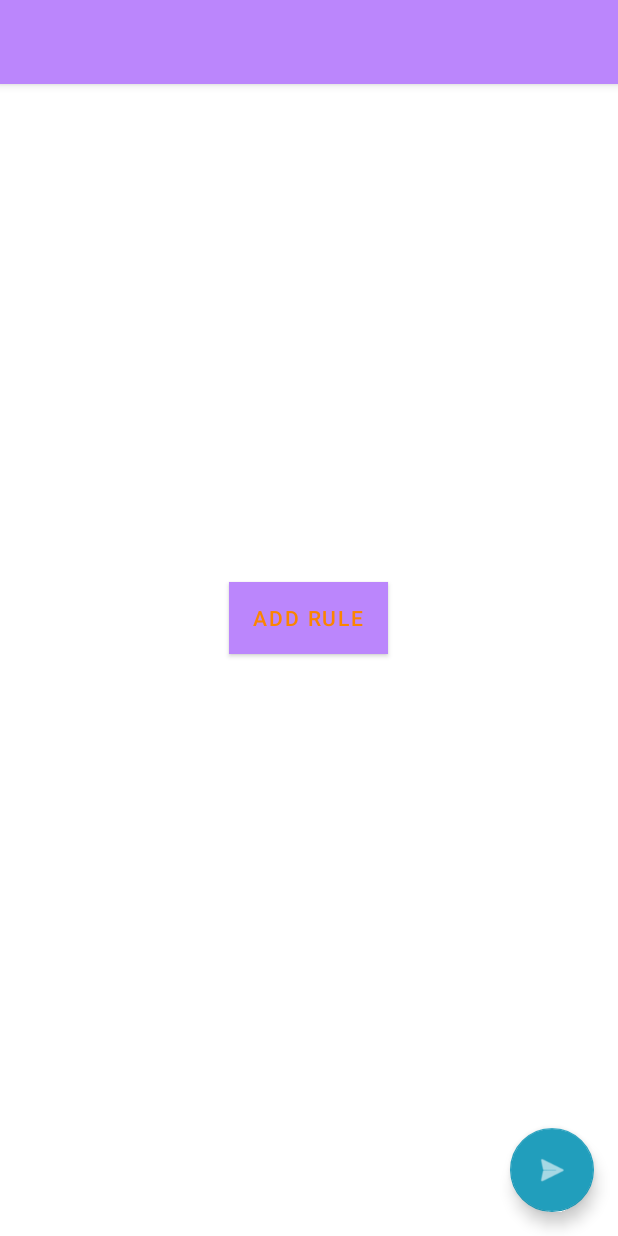
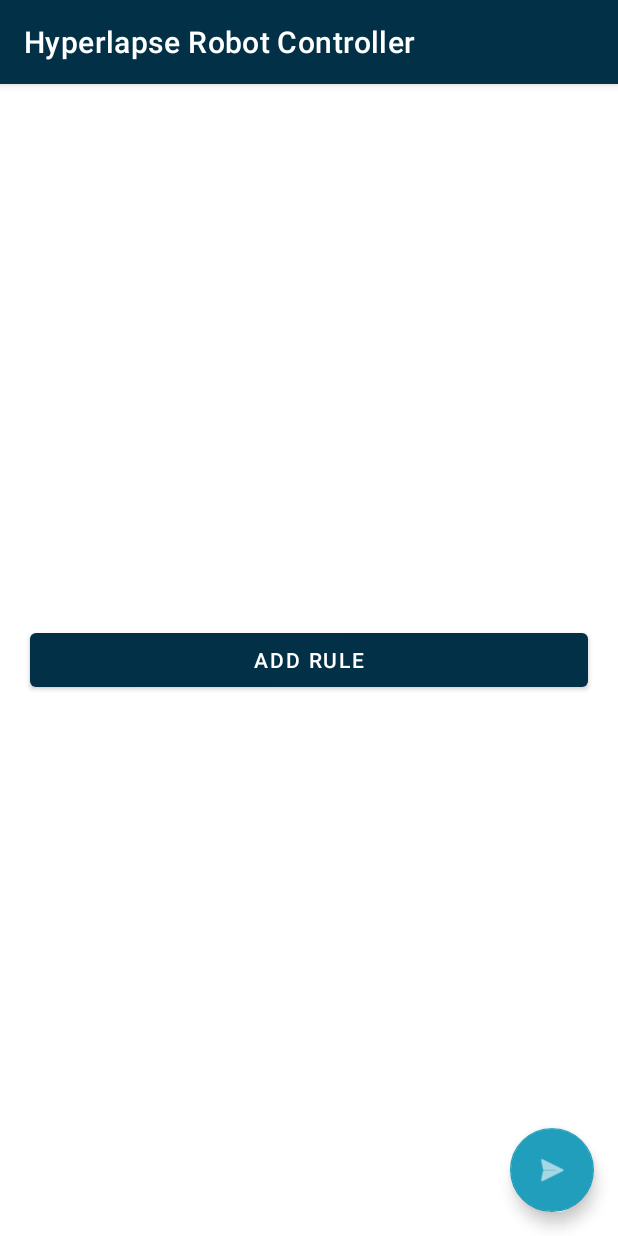
Before and after one commit to krisisurf/Hyperlapse-Robot, an Android app: the screen it shows after launch (MainActivity), on a phone screen of 412 x 824 dp. Run offline under Robolectric (Android 15) with nearby library versions, the phone set to English and light mode, and no system bars.

Commit message:
main and create rule activities core

```diff
--- a/frontend/Hyperlapse_Robot_Mobile_Controller/app/src/main/AndroidManifest.xml
+++ b/frontend/Hyperlapse_Robot_Mobile_Controller/app/src/main/AndroidManifest.xml
@@ -11,7 +11,7 @@
         android:theme="@style/Theme.Hyperlapse_Robot_Mobile_Controller">
         <activity
             android:name=".MainActivity"
-            android:label="@string/app_name"
+            android:label="@string/title_activity_main"
             android:theme="@style/Theme.Hyperlapse_Robot_Mobile_Controller.NoActionBar">
             <intent-filter>
                 <action android:name="android.intent.action.MAIN" />
@@ -19,6 +19,7 @@
                 <category android:name="android.intent.category.LAUNCHER" />
             </intent-filter>
         </activity>
+        <activity android:name=".CreateRuleActivity" />
     </application>
 
 </manifest>
--- a/frontend/Hyperlapse_Robot_Mobile_Controller/app/src/main/java/com/kristian/dimitrov/hyperlapse_robot_mobile_controller/MainActivity.java
+++ b/frontend/Hyperlapse_Robot_Mobile_Controller/app/src/main/java/com/kristian/dimitrov/hyperlapse_robot_mobile_controller/MainActivity.java
@@ -1,10 +1,16 @@
 package com.kristian.dimitrov.hyperlapse_robot_mobile_controller;
 
+import android.content.Intent;
 import android.os.Bundle;
-import android.view.View;
-import android.widget.Toast;
+
+import com.google.android.material.floatingactionbutton.FloatingActionButton;
+import com.google.android.material.snackbar.Snackbar;
 
 import androidx.appcompat.app.AppCompatActivity;
+import androidx.appcompat.widget.Toolbar;
+
+import android.view.View;
+import android.widget.Button;
 
 public class MainActivity extends AppCompatActivity {
 
@@ -12,9 +18,19 @@ public class MainActivity extends AppCompatActivity {
     protected void onCreate(Bundle savedInstanceState) {
         super.onCreate(savedInstanceState);
         setContentView(R.layout.activity_main);
+        Toolbar toolbar = findViewById(R.id.toolbar);
+        toolbar.setTitle("Hyperlapse Robot Controller");
+        setSupportActionBar(toolbar);
+
+        FloatingActionButton buttonSendRules = findViewById(R.id.btn_send_rules);
+        //fab.setOnClickListener(this::openCreateRuleActivity);
+
+        Button buttonAddRule = findViewById(R.id.btn_add_rule);
+        buttonAddRule.setOnClickListener(this::openCreateRuleActivity);
     }
 
-    public void buttonAddRule(View view) {
-        setContentView(R.layout.rule_creator);
+    private void openCreateRuleActivity(View view){
+        Intent intent = new Intent(MainActivity.this, CreateRuleActivity.class);
+        startActivity(intent);
     }
 }
--- a/frontend/Hyperlapse_Robot_Mobile_Controller/app/src/main/res/layout/activity_main.xml
+++ b/frontend/Hyperlapse_Robot_Mobile_Controller/app/src/main/res/layout/activity_main.xml
@@ -20,27 +20,14 @@
 
     </com.google.android.material.appbar.AppBarLayout>
 
+    <include layout="@layout/content_main" />
+
     <com.google.android.material.floatingactionbutton.FloatingActionButton
-        android:id="@+id/fab"
+        android:id="@+id/btn_send_rules"
         android:layout_width="wrap_content"
         android:layout_height="wrap_content"
         android:layout_gravity="bottom|end"
         android:layout_margin="@dimen/fab_margin"
-        app:srcCompat="@android:drawable/ic_menu_send" />
-
-    <RelativeLayout
-        android:layout_width="match_parent"
-        android:layout_height="match_parent">
-
-        <Button
-            android:id="@+id/btn_add_rule"
-            android:layout_width="wrap_content"
-            android:layout_height="wrap_content"
-            android:textColor="@color/orange"
-            android:background="@color/yellow"
-            android:text="Add rule"
-            android:layout_centerInParent="true"
-            android:onClick="buttonAddRule"/>
-    </RelativeLayout>
+        app:srcCompat="@android:drawable/ic_menu_send"/>
 
 </androidx.coordinatorlayout.widget.CoordinatorLayout>
--- /dev/null
+++ b/frontend/Hyperlapse_Robot_Mobile_Controller/app/src/main/res/layout/content_main.xml
@@ -0,0 +1,19 @@
+<?xml version="1.0" encoding="utf-8"?>
+<androidx.constraintlayout.widget.ConstraintLayout xmlns:android="http://schemas.android.com/apk/res/android"
+    xmlns:app="http://schemas.android.com/apk/res-auto"
+    android:layout_width="match_parent"
+    android:layout_height="match_parent"
+    app:layout_behavior="@string/appbar_scrolling_view_behavior">
+
+    <RelativeLayout
+        android:layout_width="match_parent"
+        android:layout_height="match_parent">
+        <Button
+            android:id="@+id/btn_add_rule"
+            android:layout_width="match_parent"
+            android:layout_height="wrap_content"
+            android:text="Add rule"
+            android:layout_centerInParent="true"
+            android:layout_marginHorizontal="20dp"/>
+    </RelativeLayout>
+</androidx.constraintlayout.widget.ConstraintLayout>
--- a/frontend/Hyperlapse_Robot_Mobile_Controller/app/src/main/res/values/colors.xml
+++ b/frontend/Hyperlapse_Robot_Mobile_Controller/app/src/main/res/values/colors.xml
@@ -8,7 +8,7 @@
     <color name="black">#FF000000</color>
     <color name="white">#FFFFFFFF</color>
 
-    <color name="blue_200">#FFBB86FC</color>
+    <color name="blue_200">#023047</color>
     <color name="blue_500">#219ebc</color>
     <color name="blue_700">#8ecae6</color>
     <color name="yellow">#ffb703</color>
--- a/frontend/Hyperlapse_Robot_Mobile_Controller/app/src/main/res/values/strings.xml
+++ b/frontend/Hyperlapse_Robot_Mobile_Controller/app/src/main/res/values/strings.xml
@@ -9,4 +9,5 @@
 
     <string name="hello_first_fragment">Hello first fragment</string>
     <string name="hello_second_fragment">Hello second fragment. Arg: %1$s</string>
+    <string name="title_activity_main">MainActivity</string>
 </resources>
```
Also changed, not shown: frontend/Hyperlapse_Robot_Mobile_Controller/app/src/main/java/com/kristian/dimitrov/hyperlapse_robot_mobile_controller/CreateRuleActivity.java (+16 -5 lines), frontend/Hyperlapse_Robot_Mobile_Controller/app/src/main/java/com/kristian/dimitrov/hyperlapse_robot_mobile_controller/FirstFragment.java (added, +34 -0 lines), frontend/Hyperlapse_Robot_Mobile_Controller/app/src/main/java/com/kristian/dimitrov/hyperlapse_robot_mobile_controller/SecondFragment.java (added, +34 -0 lines), frontend/Hyperlapse_Robot_Mobile_Controller/app/src/main/res/layout/activity_create_rule.xml (added, +50 -0 lines), frontend/Hyperlapse_Robot_Mobile_Controller/app/src/main/res/layout/fragment_first.xml (added, +28 -0 lines), frontend/Hyperlapse_Robot_Mobile_Controller/app/src/main/res/layout/fragment_second.xml (added, +27 -0 lines), frontend/Hyperlapse_Robot_Mobile_Controller/app/src/main/res/layout/rule_creator.xml (deleted, +0 -58 lines), frontend/Hyperlapse_Robot_Mobile_Controller/app/src/main/res/navigation/nav_graph.xml (+20 -0 lines).
